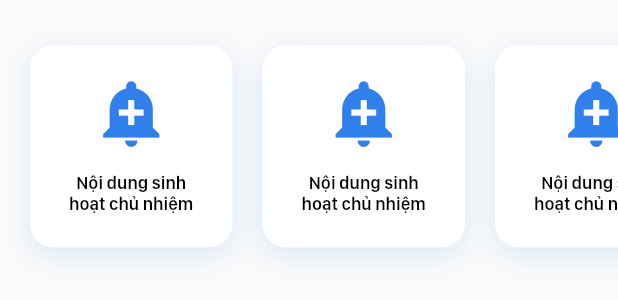
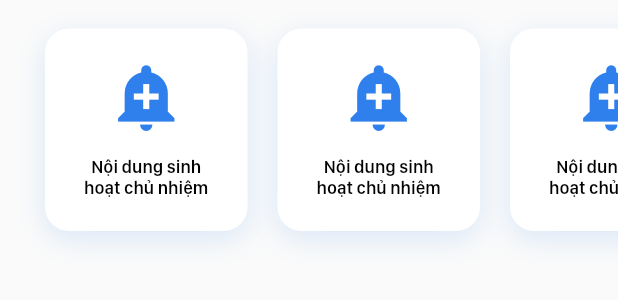
Before and after one commit to baoloc008/ckcstudent, a Flutter app: the CategoryList widget shown alone on an empty page, opened directly, on a phone screen of 412 x 824 dp. Shown: the top 300 px of the screen. Run offline on Flutter 3.47's test engine with Material 2 defaults, Android fonts, the phone set to English and light mode, and no system bars; network calls fail.

Commit message:
update UI HomePage

```diff
--- a/lib/pages/home.dart
+++ b/lib/pages/home.dart
@@ -1,3 +1,4 @@
+import 'package:ckcstudent/pages/widgets/image_carousel.dart';
 import 'package:ckcstudent/pages/widgets/category_header.dart';
 import 'package:ckcstudent/pages/widgets/category_list.dart';
 import 'package:ckcstudent/pages/widgets/top_banner.dart';
@@ -8,11 +9,12 @@ class HomePageBody extends StatelessWidget {
   @override
   Widget build(BuildContext context) {
     return Container(
-      child: Column(
+      child: ListView(
         children: <Widget>[
           TopBanner(),
           CategoryHeader(),
           CategoryList(),
+          ImageCarousel(),
         ],
       ),
     );
@@ -25,6 +27,7 @@ class HomePage extends StatelessWidget {
     return Scaffold(
       appBar: AppBar(
         titleSpacing: 30,
+        centerTitle: false,
         title: Text(
           'CKC STUDENTS',
           style: TextStyle(
--- a/lib/pages/widgets/category_list.dart
+++ b/lib/pages/widgets/category_list.dart
@@ -54,12 +54,14 @@ class CategoryList extends StatelessWidget {
   Widget build(BuildContext context) {
     return Container(
       height: 167.0, // 167 = 135 + 16 * 2
-      margin: EdgeInsets.only(top: 19),
+      margin: EdgeInsets.only(
+        top: 8, // 19 - blurRadius - offset.y
+      ),
       child: ListView.separated(
         padding: EdgeInsets.only(
-          left: 20, // equal separator.width
+          left: 30,
           top: 11, // equal equal blurRadius - offset.y
-          right: 20, // equal separator.width
+          right: 30,
           bottom: 21, // equal blurRadius + offset.y
         ),
         itemCount: 10,
```
Also changed, not shown: lib/pages/widgets/image_carousel.dart (added, +24 -0 lines), lib/pages/widgets/top_banner.dart (+12 -2 lines).
